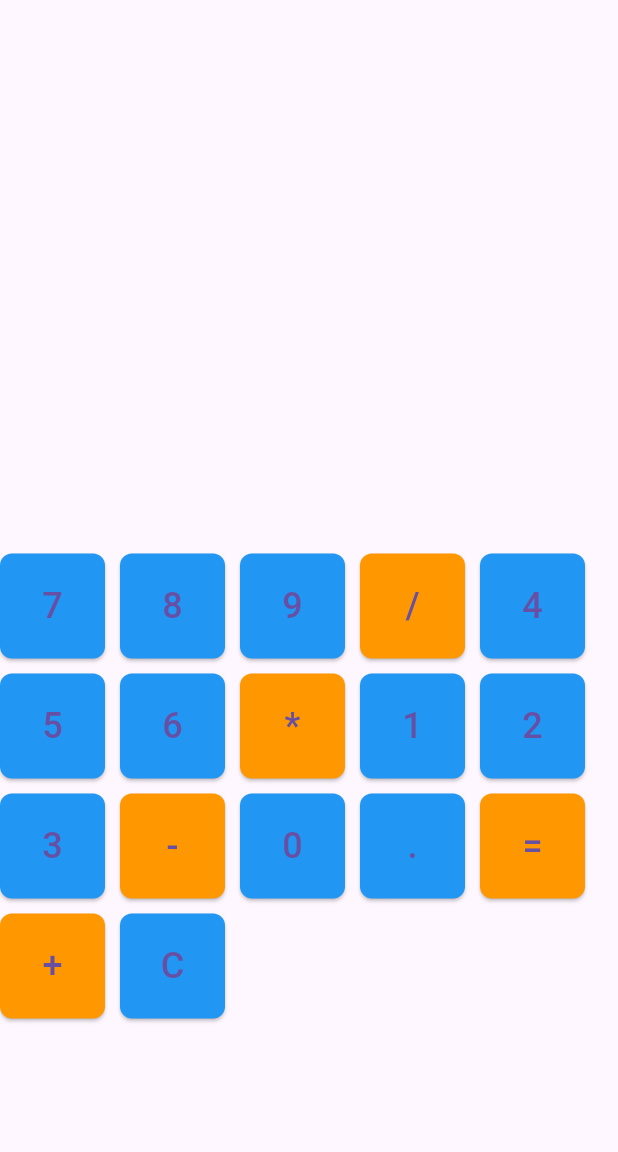
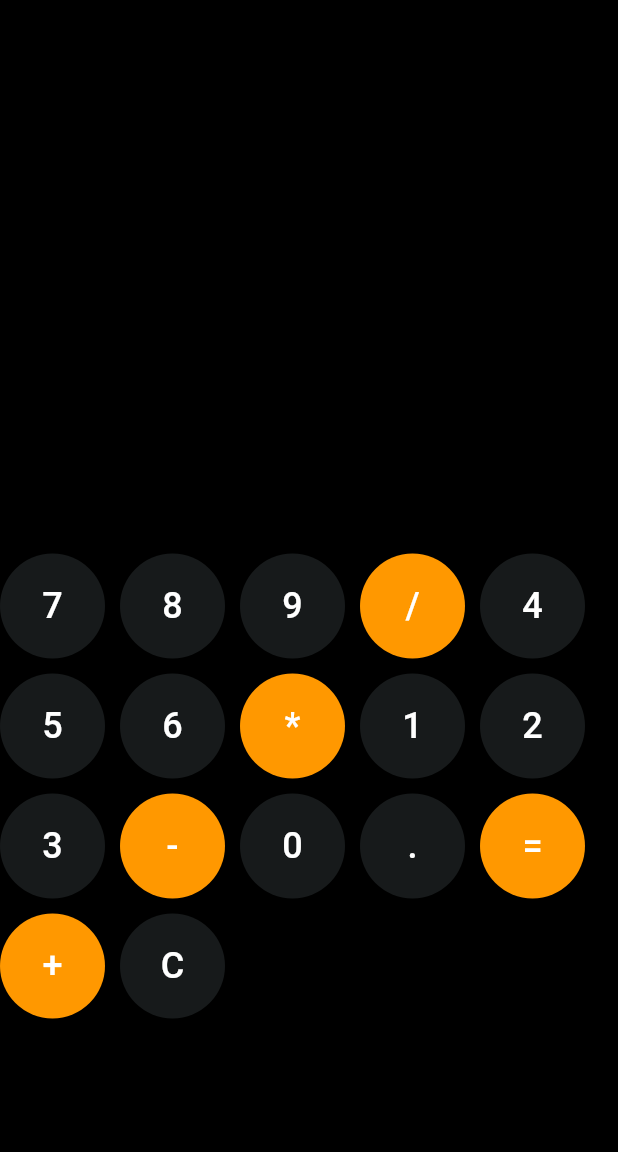
Before and after one commit to ONYIBEFAITHEKUMA/Flutter_Calculator, a Flutter app: the screen it shows after launch, on a phone screen of 412 x 824 dp, the part 84-1236 px from its top. Run offline on Flutter 3.47's test engine with Material 3 defaults, Android fonts, the phone set to English and light mode, and no system bars; our stand-ins replace math_expressions.

Commit message:
modify my UI, change the borderRadius from value 8 to 100, i also change the text color to while then the background color to black

```diff
--- a/lib/calculotor.dart
+++ b/lib/calculotor.dart
@@ -31,7 +31,7 @@ class _CalculatorState extends State<CalculatorAPP> {
     });
   }
 
-  Widget buildButton(String value, {Color color = Colors.blue}) {
+  Widget buildButton(String value, {Color color = Colors.white}) {
     return SizedBox(
       width: 70,
       height: 70,
@@ -39,10 +39,12 @@ class _CalculatorState extends State<CalculatorAPP> {
         onPressed: () => buttonPressed(value),
         style: ElevatedButton.styleFrom(
           backgroundColor: color,
-          shape: RoundedRectangleBorder(borderRadius: BorderRadius.circular(8)),
+          shape: RoundedRectangleBorder(borderRadius: BorderRadius.circular(100)),
         ),
-        child: Text(value, style: const TextStyle(fontSize: 24)),
+        child: Text(value, style: const TextStyle(fontSize: 24, color: Colors.white)),
+
       ),
+
     );
   }
 
@@ -50,20 +52,29 @@ class _CalculatorState extends State<CalculatorAPP> {
   Widget build(BuildContext context) {
     return Scaffold(
       appBar: AppBar(title: const Text('Calculator')),
+      backgroundColor: Colors.black,
+
       body: Column(
+
         mainAxisAlignment: MainAxisAlignment.spaceEvenly,
+
         children: [
-          Text(input, style: const TextStyle(fontSize: 32)),
-          Text(result, style: const TextStyle(fontSize: 40, fontWeight: FontWeight.bold)),
+
+          Text(input, style: const TextStyle(fontSize: 32 ,)),
+          Text(result, style: const TextStyle(fontSize: 40, fontWeight: FontWeight.bold, )),
+
           Wrap(
+
             spacing: 10,
             runSpacing: 10,
+
             children: [
+
               ...['7', '8', '9', '/',
                   '4', '5', '6', '*',
                   '1', '2', '3', '-',
                   '0', '.', '=', '+',
-                  'C'].map((e) => buildButton(e, color: _isOperator(e) ? Colors.orange : Colors.blue))
+                  'C'].map((e) => buildButton(e, color: _isOperator(e) ? Colors.orange : const Color.fromARGB(255, 23, 26, 27)))
             ],
           ),
         ],
```
